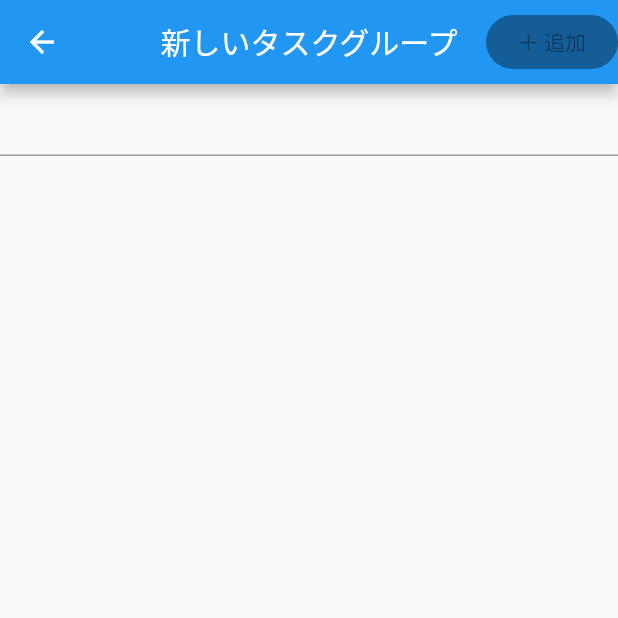
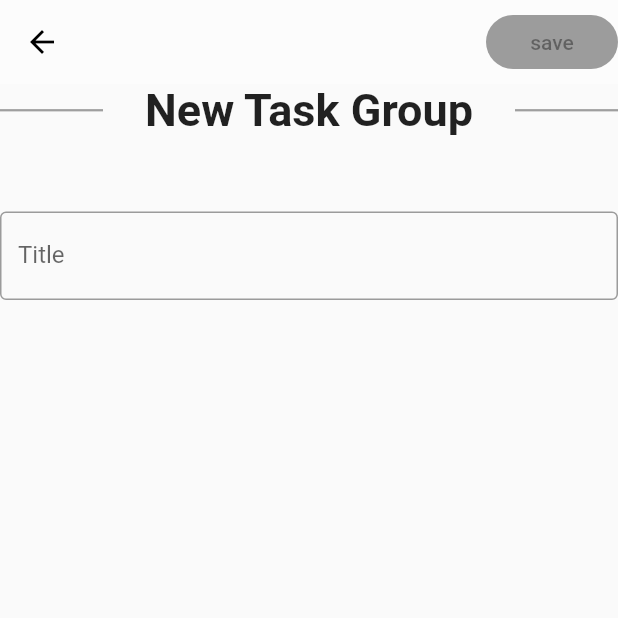
Before and after one commit to suinua/dartask, a Flutter app: the screen it shows after launch, after a tap on "Task Group", on a phone screen of 412 x 824 dp, the top half of it. Run offline on Flutter 3.47's test engine with Material 2 defaults, Android fonts, the phone set to English and light mode, and no system bars.

Commit message:
Update
(こまめにコミットしろ)
WidgetColorsの追加(要改善)
TaskGroup(Widget)のタイトルを中央に
タイトル、AppBar、CreateTaskGroupPage(TextField)、のデザイン変更
完了済みタスクの　非表示・表示　ボタンのアニメーションを追加

```diff
--- a/lib/model/task_group.dart
+++ b/lib/model/task_group.dart
@@ -32,6 +32,7 @@ class TaskGroup {
             children: <Widget>[
               Text(
                 this.title,
+                textAlign: TextAlign.center,
                 style: TextStyle(fontSize: 30),
               ),
             ],
--- a/lib/view/create_task_group_page.dart
+++ b/lib/view/create_task_group_page.dart
@@ -1,9 +1,9 @@
 import 'package:dartask/bloc/task_group_list_bloc_provider.dart';
 import 'package:dartask/model/task_group.dart';
+import 'package:dartask/widget_colors.dart';
 import 'package:flutter/material.dart';
 
 class CreateTaskGroupPage extends StatefulWidget {
-
   @override
   _CreateTaskGroupPageState createState() => _CreateTaskGroupPageState();
 }
@@ -21,19 +21,23 @@ class _CreateTaskGroupPageState extends State<CreateTaskGroupPage> {
     return Scaffold(
       resizeToAvoidBottomPadding: false,
       appBar: AppBar(
-        title: const Text('新しいタスクグループ'),
-        centerTitle: true,
+        elevation: 0.0,
+        backgroundColor: Colors.white30,
+        leading: IconButton(
+          onPressed: () => Navigator.pop(context),
+          icon: const Icon(Icons.arrow_back, color: Colors.black),
+        ),
         actions: <Widget>[
           Center(
             child: RaisedButton(
-              color: Colors.orangeAccent,
+              color: WidgetColors.button,
               onPressed: _canSave()
                   ? () {
                       Navigator.pop(context);
                       bloc.increment.add(TaskGroup(_titleText));
                     }
                   : null,
-              child: Text('＋ 追加'),
+              child: Text('save'),
               shape: RoundedRectangleBorder(
                 borderRadius: BorderRadius.circular(30.0),
               ),
@@ -43,13 +47,58 @@ class _CreateTaskGroupPageState extends State<CreateTaskGroupPage> {
       ),
       body: Column(
         children: <Widget>[
+          Row(
+            mainAxisSize: MainAxisSize.min,
+            mainAxisAlignment: MainAxisAlignment.spaceBetween,
+            children: <Widget>[
+              Expanded(
+                flex: 1,
+                child: Container(
+                  color: Colors.grey,
+                  height: 1.5,
+                ),
+              ),
+              Expanded(
+                flex: 4,
+                child: Center(
+                  child: Text(
+                    'New Task Group',
+                    style: TextStyle(
+                      fontWeight: FontWeight.bold,
+                      fontSize: 30,
+                    ),
+                  ),
+                ),
+              ),
+              Expanded(
+                flex: 1,
+                child: Container(
+                  color: Colors.grey,
+                  height: 1.5,
+                ),
+              ),
+            ],
+          ),
+
+          Padding(padding: const EdgeInsets.only(bottom: 50)),
+
           Expanded(
-            child: TextField(
-              onChanged: (value){
-                setState(() {
-                  _titleText = value;
-                });
-              },
+            child: Theme(
+              data: ThemeData(
+                primaryColor: WidgetColors.border,
+              ),
+              child: TextField(
+                decoration: InputDecoration(
+                  labelText: 'Title',
+                  fillColor: WidgetColors.border,
+                  border: OutlineInputBorder(),
+                ),
+                onChanged: (value) {
+                  setState(() {
+                    _titleText = value;
+                  });
+                },
+              ),
             ),
           ),
         ],
--- a/lib/view/task_group_list_page.dart
+++ b/lib/view/task_group_list_page.dart
@@ -2,6 +2,7 @@ import 'package:dartask/bloc/task_group_list_bloc.dart';
 import 'package:dartask/bloc/task_group_list_bloc_provider.dart';
 import 'package:dartask/model/task_group.dart';
 import 'package:dartask/view/create_task_group_page.dart';
+import 'package:dartask/widget_colors.dart';
 import 'package:flutter/material.dart';
 
 class TaskGroupsPage extends StatelessWidget {
@@ -13,6 +14,7 @@ class TaskGroupsPage extends StatelessWidget {
       resizeToAvoidBottomPadding: false,
       floatingActionButton: FloatingActionButton.extended(
         elevation: 4.0,
+        backgroundColor: WidgetColors.button,
         icon: const Icon(Icons.add),
         label: Text('Task Group'),
         onPressed: () {
@@ -36,9 +38,37 @@ class TaskGroupsPage extends StatelessWidget {
       body: Column(
         mainAxisAlignment: MainAxisAlignment.spaceAround,
         children: <Widget>[
-          Text(
-            'Task Group',
-            style: TextStyle(fontSize: 50),
+          Row(
+            mainAxisSize: MainAxisSize.min,
+            mainAxisAlignment: MainAxisAlignment.spaceBetween,
+            children: <Widget>[
+              Expanded(
+                flex: 1,
+                child: Container(
+                  color: Colors.grey,
+                  height: 1.5,
+                ),
+              ),
+              Expanded(
+                flex: 4,
+                child: Center(
+                  child: Text(
+                    'Task Group\'s',
+                    style: TextStyle(
+                      fontWeight: FontWeight.bold,
+                      fontSize: 40,
+                    ),
+                  ),
+                ),
+              ),
+              Expanded(
+                flex: 1,
+                child: Container(
+                  color: Colors.grey,
+                  height: 1.5,
+                ),
+              ),
+            ],
           ),
           Container(
             height: 150,
--- a/lib/view/task_list_page.dart
+++ b/lib/view/task_list_page.dart
@@ -1,5 +1,6 @@
 import 'package:dartask/model/task.dart';
 import 'package:dartask/model/task_group.dart';
+import 'package:dartask/widget_colors.dart';
 import 'package:flutter/material.dart';
 
 class TaskListPage extends StatefulWidget {
@@ -20,6 +21,7 @@ class _TaskListPageState extends State<TaskListPage> {
       resizeToAvoidBottomPadding: false,
       floatingActionButton: FloatingActionButton.extended(
         elevation: 4.0,
+        backgroundColor: WidgetColors.button,
         icon: const Icon(Icons.add),
         label: Text('Task'),
         onPressed: () {
@@ -47,7 +49,7 @@ class _TaskListPageState extends State<TaskListPage> {
               children: <Widget>[
                 IconButton(icon: Icon(Icons.menu), onPressed: () {}),
                 IconButton(
-                  icon: Icon(Icons.keyboard_arrow_up),
+                  icon: showCompleted ? Icon(Icons.keyboard_arrow_down) : Icon(Icons.keyboard_arrow_up),
                   onPressed: () {
                     setState(() {
                       showCompleted = !showCompleted;
@@ -67,10 +69,27 @@ class _TaskListPageState extends State<TaskListPage> {
         ),
       ),
       appBar: AppBar(
-        title: Text(widget.taskGroup.title),
+        elevation: 0.0,
+        backgroundColor: Colors.white30,
+        leading: IconButton(
+          onPressed: () => Navigator.pop(context),
+          icon: const Icon(Icons.close, color: Colors.black),
+        ),
       ),
       body: Column(
+        mainAxisSize: MainAxisSize.min,
+        mainAxisAlignment: MainAxisAlignment.center,
         children: <Widget>[
+          Center(
+            child: Text(
+              widget.taskGroup.title,
+              style: TextStyle(
+                fontWeight: FontWeight.bold,
+                fontSize: 40,
+              ),
+            ),
+          ),
+          Divider(),
           Expanded(
               child: _buildTaskList(widget.taskGroup
                   .getTaskList()
@@ -95,7 +114,7 @@ class _TaskListPageState extends State<TaskListPage> {
 
 class _CreateTaskBottomSheet extends StatefulWidget {
   @override
-  _CreateTaskBottomSheetState createState() =>  _CreateTaskBottomSheetState();
+  _CreateTaskBottomSheetState createState() => _CreateTaskBottomSheetState();
 }
 
 class _CreateTaskBottomSheetState extends State<_CreateTaskBottomSheet> {
@@ -123,7 +142,7 @@ class _CreateTaskBottomSheetState extends State<_CreateTaskBottomSheet> {
             ),
           ),
           RaisedButton(
-            color: Colors.orangeAccent,
+            color: WidgetColors.button,
             onPressed: canSave()
                 ? () {
                     Navigator.pop(context, Task(_newTaskText));
--- /dev/null
+++ b/lib/widget_colors.dart
@@ -0,0 +1,9 @@
+import 'package:flutter/material.dart';
+
+abstract class WidgetColors {
+  static Color _button = Colors.deepOrangeAccent;
+  static Color _border = Colors.orangeAccent;
+
+  static Color get button => _button;
+  static Color get border => _border;
+}
```
